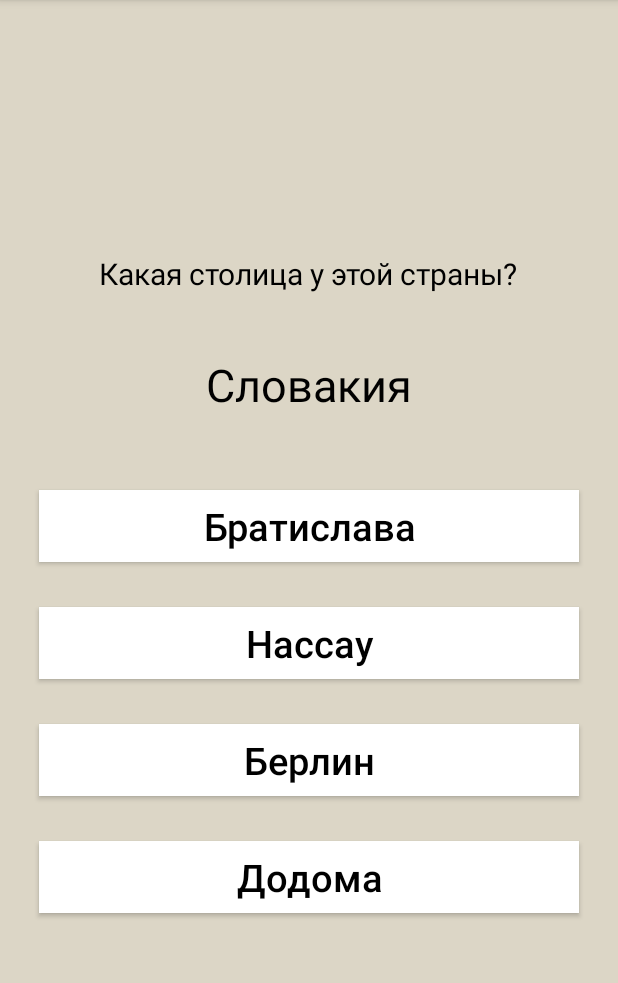
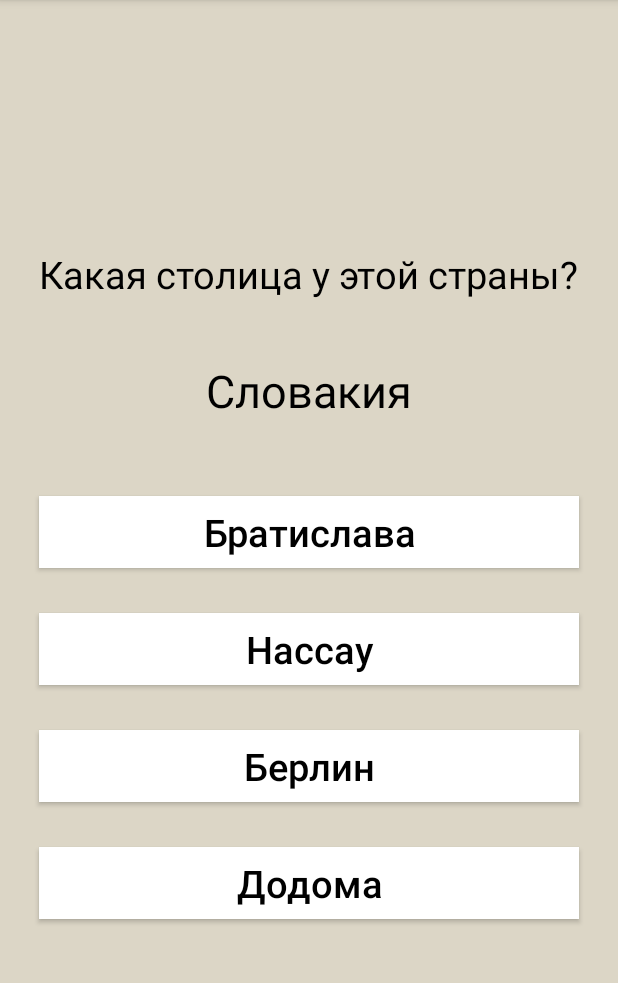
Before and after one commit to HadronCollider/practice21.2-7, an Android app: the CapitalByCountryQuizActivity screen opened directly, with no data from a screen before it, on a phone screen of 412 x 824 dp, the part 84-1067 px from its top. Run offline under Robolectric (Android 15) with nearby library versions, the phone set to English and light mode, and no system bars; libraries missing offline, so code that uses them is left out: com.opencsv.

Commit message:
text sized changed

```diff
--- a/app/src/main/res/layout/activity_capital_by_country_quiz.xml
+++ b/app/src/main/res/layout/activity_capital_by_country_quiz.xml
@@ -16,7 +16,7 @@
         android:paddingLeft="10dp"
         android:paddingRight="10dp"
         android:layout_gravity="center"
-        android:textSize="20dp"
+        android:textSize="25dp"
         android:textColor="@android:color/black"
         android:textAlignment="center"
         android:paddingTop="20dp"
```
